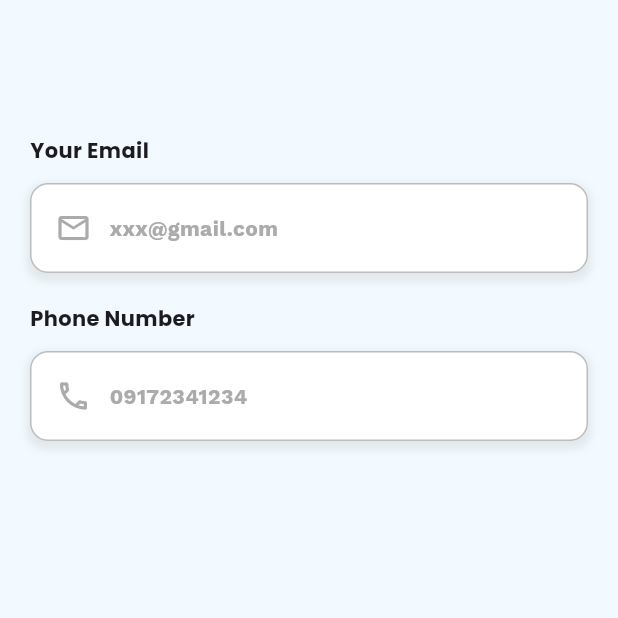
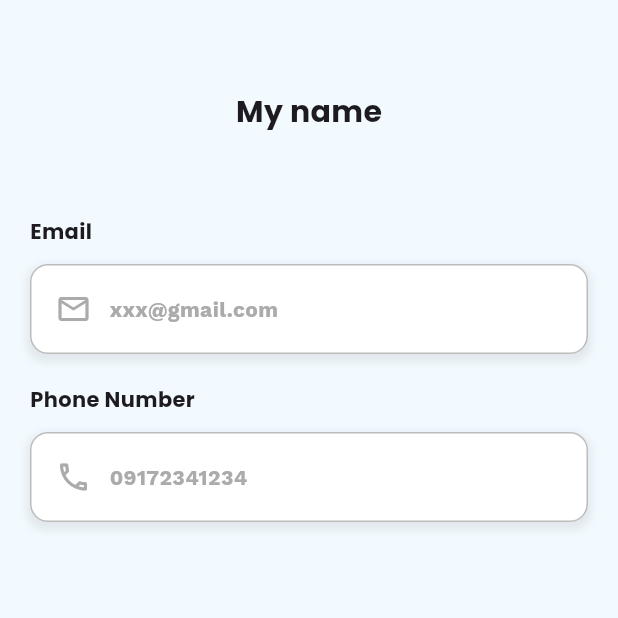
Before and after one commit to Amir-HShahi/JAB-Project, a Flutter app: the ProfileScreen screen opened by its route, on a phone screen of 412 x 824 dp, the top half of it. Run offline on Flutter 3.47's test engine with Material 3 defaults, Android fonts, the phone set to English and light mode, and no system bars; our stand-ins replace google_fonts.

Commit message:
ProfileScreen: user name field implemented

```diff
--- a/lib/view/profile_screen.dart
+++ b/lib/view/profile_screen.dart
@@ -1,4 +1,5 @@
 import 'package:flutter/material.dart';
+import 'package:google_fonts/google_fonts.dart';
 import 'package:jab_project/view/components/show_user_data_widget.dart';
 
 class ProfileScreen extends StatelessWidget {
@@ -16,9 +17,14 @@ class ProfileScreen extends StatelessWidget {
           child: Column(
             crossAxisAlignment: CrossAxisAlignment.center,
             children: [
-              const SizedBox(height: 30),
+              Text(
+                "My name",
+                style: GoogleFonts.poppins(
+                    fontSize: 20, fontWeight: FontWeight.bold),
+              ),
+              const SizedBox(height: 55),
               const ShowUserDataWidget(
-                  fieldTitle: "Your Email",
+                  fieldTitle: "Email",
                   fieldIcon: Icons.email_outlined,
                   fieldData: "xxx@gmail.com"),
               const SizedBox(height: 20),
```
